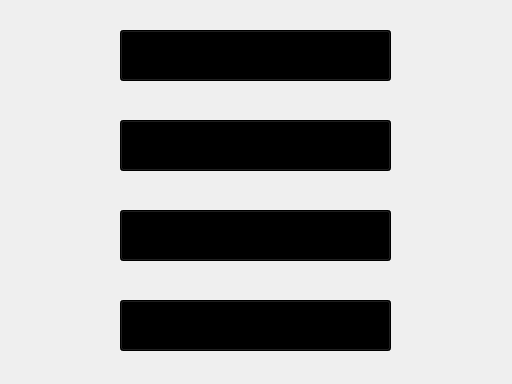
The window that Dodge-it/Dodge-it/widgetpause.ui (Fulde/dodge-it) describes before a commit, drawn with Qt 5.
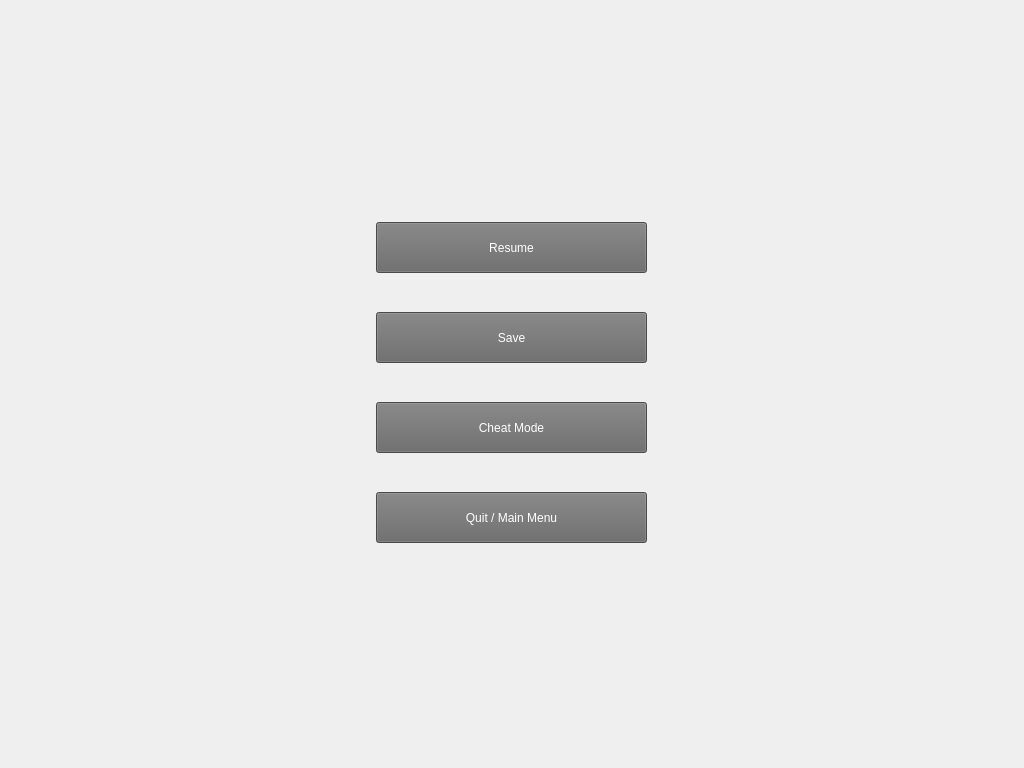
The same window after the commit. Icons and pictures are not drawn.

Commit message: pause menu updated

Diff of the .ui file:
```diff
--- a/Dodge-it/Dodge-it/widgetpause.ui
+++ b/Dodge-it/Dodge-it/widgetpause.ui
@@ -6,8 +6,8 @@
    <rect>
     <x>0</x>
     <y>0</y>
-    <width>512</width>
-    <height>384</height>
+    <width>1024</width>
+    <height>768</height>
    </rect>
   </property>
   <property name="windowTitle">
@@ -17,8 +17,19 @@
    <bool>false</bool>
   </property>
   <property name="styleSheet">
-   <string notr="true">background-image: url(:/pauseBackground.png);
-font: 75 18pt &quot;Ubuntu&quot;;</string>
+   <string notr="true"/>
+  </property>
+  <widget class="QWidget" name="widget" native="true">
+   <property name="geometry">
+    <rect>
+     <x>256</x>
+     <y>192</y>
+     <width>512</width>
+     <height>384</height>
+    </rect>
+   </property>
+   <property name="styleSheet">
+    <string notr="true">background-image: url(:/pauseBackground.png);</string>
   </property>
   <widget class="QPushButton" name="btnResume">
    <property name="geometry">
@@ -30,7 +41,8 @@
     </rect>
    </property>
    <property name="styleSheet">
-    <string notr="true">background:FFFFFF;</string>
+     <string notr="true">background:#686868;
+color:white</string>
    </property>
    <property name="text">
     <string>Resume</string>
@@ -46,28 +58,13 @@
     </rect>
    </property>
    <property name="styleSheet">
-    <string notr="true">background:FFFFFF;</string>
+     <string notr="true">background:#686868;
+color:white</string>
    </property>
    <property name="text">
     <string>Save</string>
    </property>
   </widget>
-  <widget class="QPushButton" name="btnStart">
-   <property name="geometry">
-    <rect>
-     <x>120</x>
-     <y>300</y>
-     <width>271</width>
-     <height>51</height>
-    </rect>
-   </property>
-   <property name="styleSheet">
-    <string notr="true">background:FFFFFF;</string>
-   </property>
-   <property name="text">
-    <string>Quit / Main Menu</string>
-   </property>
-  </widget>
   <widget class="QPushButton" name="btnCheat">
    <property name="geometry">
     <rect>
@@ -78,7 +75,8 @@
     </rect>
    </property>
    <property name="styleSheet">
-    <string notr="true">background:FFFFFF;</string>
+     <string notr="true">background:#686868;
+color:white;</string>
    </property>
    <property name="text">
     <string>Cheat Mode</string>
@@ -86,6 +84,24 @@
    <property name="checkable">
     <bool>true</bool>
    </property>
+   </widget>
+   <widget class="QPushButton" name="btnStart">
+    <property name="geometry">
+     <rect>
+      <x>120</x>
+      <y>300</y>
+      <width>271</width>
+      <height>51</height>
+     </rect>
+    </property>
+    <property name="styleSheet">
+     <string notr="true">background:#686868;
+color:white;</string>
+    </property>
+    <property name="text">
+     <string>Quit / Main Menu</string>
+    </property>
+   </widget>
   </widget>
  </widget>
  <layoutdefault spacing="6" margin="11"/>
```
Left out of the diff: 3 changed lines with no effect on the pictures. Lines whose indentation alone changed are shown as unchanged. The commit also changes 8 other files.
